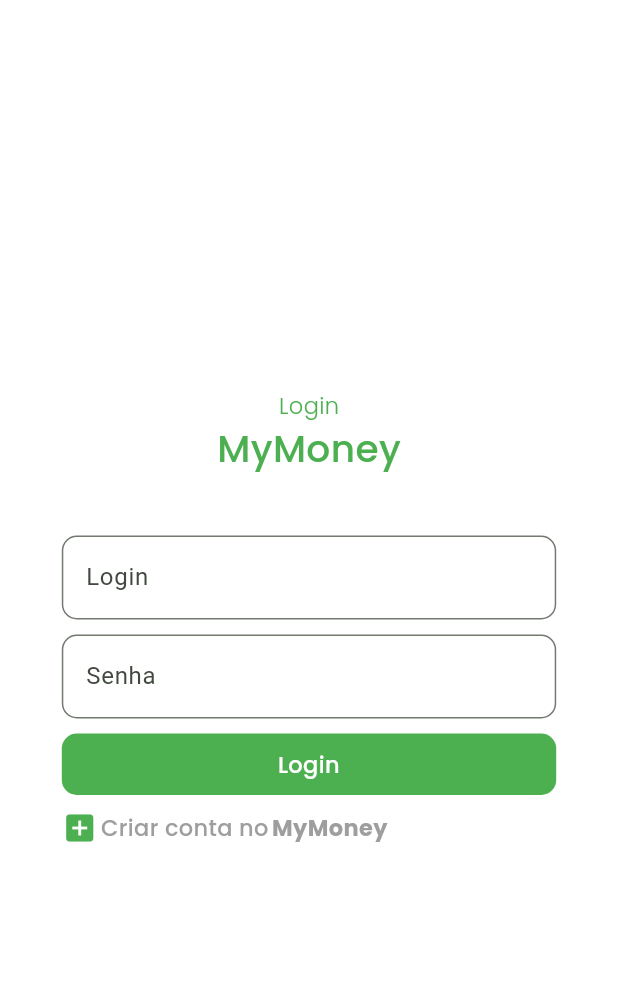
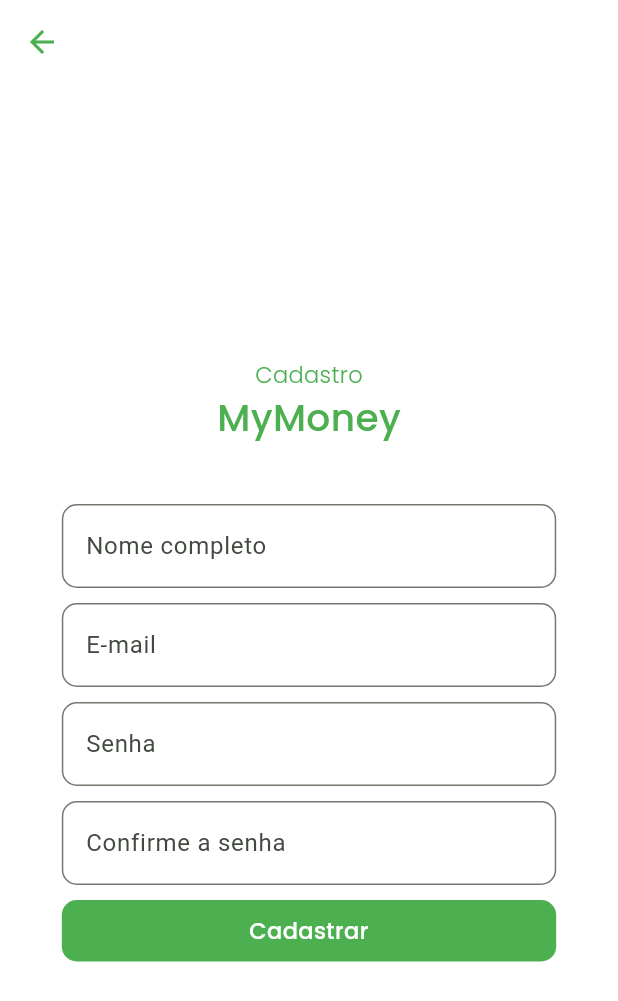
Before and after one commit to carlosabdoamaral/my-money, a Flutter app: the screen it shows after launch, after a tap on "Criar conta no", on a phone screen of 412 x 824 dp. Shown: the top 1001 px of the screen. Run offline on Flutter 3.47's test engine with Material 3 defaults, Android fonts, the phone set to English and light mode, and no system bars; our stand-ins replace google_fonts.

Commit message:
Adding sign up page

```diff
--- a/mobile/lib/main.dart
+++ b/mobile/lib/main.dart
@@ -38,6 +38,9 @@ class _MyMoneyState extends State<MyMoney> {
             fontWeight: FontWeight.w300,
             fontSize: 20,
           ),
+          iconTheme: IconThemeData(
+            color: Colors.black, //change your color here
+          ),
         ),
         textTheme: TextTheme(
           titleLarge: GoogleFonts.poppins(),
--- a/mobile/lib/views/LoginView.dart
+++ b/mobile/lib/views/LoginView.dart
@@ -2,6 +2,7 @@ import 'package:flutter/cupertino.dart';
 import 'package:flutter/material.dart';
 import 'package:flutter/widgets.dart';
 import 'package:google_fonts/google_fonts.dart';
+import 'package:mobile/views/SignUpView.dart';
 
 class LoginView extends StatefulWidget {
   const LoginView({super.key});
@@ -76,6 +77,11 @@ class _LoginViewState extends State<LoginView> {
                   child: GestureDetector(
                       onTap: () {
                         print("Redirecionar para criar conta");
+                        Navigator.of(context).push(
+                          MaterialPageRoute(
+                            builder: (context) => const SignUpView(),
+                          ),
+                        );
                       },
                       child: Center(
                         child: Row(
--- a/mobile/lib/views/SignUpView.dart
+++ b/mobile/lib/views/SignUpView.dart
@@ -0,0 +1,96 @@
+import 'package:flutter/material.dart';
+import 'package:google_fonts/google_fonts.dart';
+
+class SignUpView extends StatefulWidget {
+  const SignUpView({super.key});
+
+  @override
+  State<SignUpView> createState() => _SignUpViewState();
+}
+
+class _SignUpViewState extends State<SignUpView> {
+  @override
+  Widget build(BuildContext context) {
+    return Scaffold(
+      appBar: AppBar(
+        foregroundColor: Colors.green,
+        iconTheme: const IconThemeData(
+          color: Colors.green,
+        ),
+      ),
+      body: SafeArea(
+        child: Center(
+          child: SizedBox(
+            width: MediaQuery.of(context).size.width * 0.8,
+            child: Column(
+              mainAxisAlignment: MainAxisAlignment.center,
+              children: [
+                Text(
+                  "Cadastro",
+                  style: GoogleFonts.poppins(
+                    fontSize: 15,
+                    fontWeight: FontWeight.w300,
+                    color: Colors.green,
+                  ),
+                ),
+                Text(
+                  "MyMoney",
+                  style: GoogleFonts.poppins(
+                    fontSize: 25,
+                    fontWeight: FontWeight.w500,
+                    color: Colors.green,
+                  ),
+                ),
+                const SizedBox(height: 40),
+                TextField(
+                  decoration: InputDecoration(
+                    hintText: 'Nome completo',
+                  ),
+                ),
+                const SizedBox(height: 10),
+                TextField(
+                  decoration: InputDecoration(
+                    hintText: 'E-mail',
+                  ),
+                ),
+                const SizedBox(height: 10),
+                TextField(
+                  decoration: InputDecoration(
+                    hintText: 'Senha',
+                  ),
+                ),
+                const SizedBox(height: 10),
+                TextField(
+                  decoration: InputDecoration(
+                    hintText: 'Confirme a senha',
+                  ),
+                ),
+                const SizedBox(height: 10),
+                GestureDetector(
+                  onTap: () {},
+                  child: Container(
+                    width: double.infinity,
+                    padding: const EdgeInsets.all(10),
+                    decoration: BoxDecoration(
+                      color: Colors.green,
+                      borderRadius: BorderRadius.circular(10),
+                    ),
+                    child: Text(
+                      'Cadastrar',
+                      textAlign: TextAlign.center,
+                      style: GoogleFonts.poppins(
+                        fontSize: 15,
+                        fontWeight: FontWeight.w500,
+                        color: Colors.white,
+                      ),
+                    ),
+                  ),
+                ),
+              ],
+            ),
+          ),
+        ),
+      ),
+    );
+  }
+}
```
